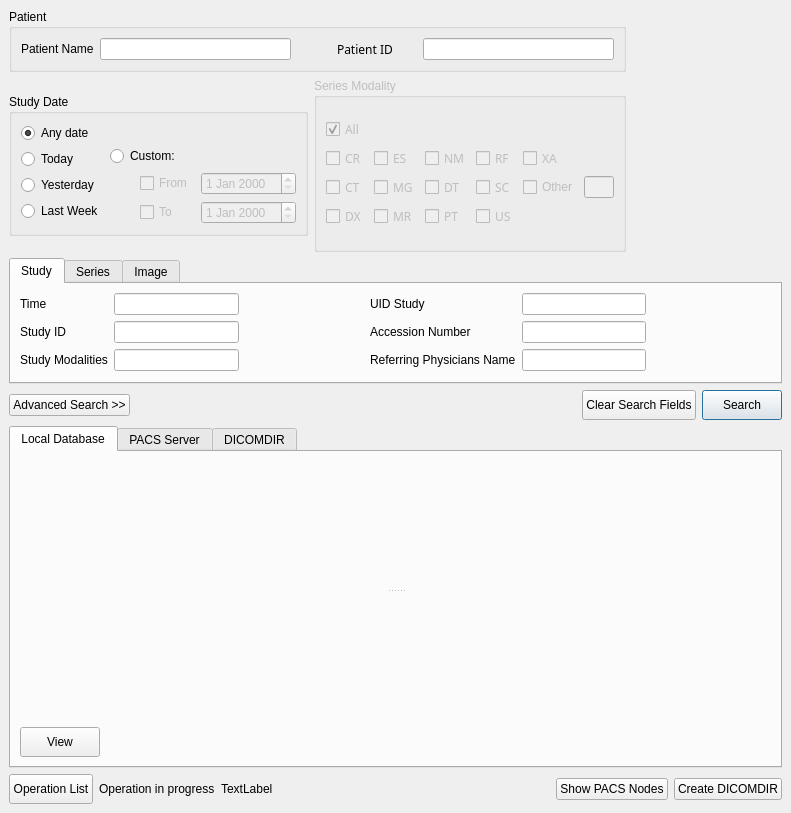
This is starviewer/src/inputoutput/queryscreenbase.ui in starviewer-medical/starviewer as Qt 5 draws it before an edit. The edited form follows.
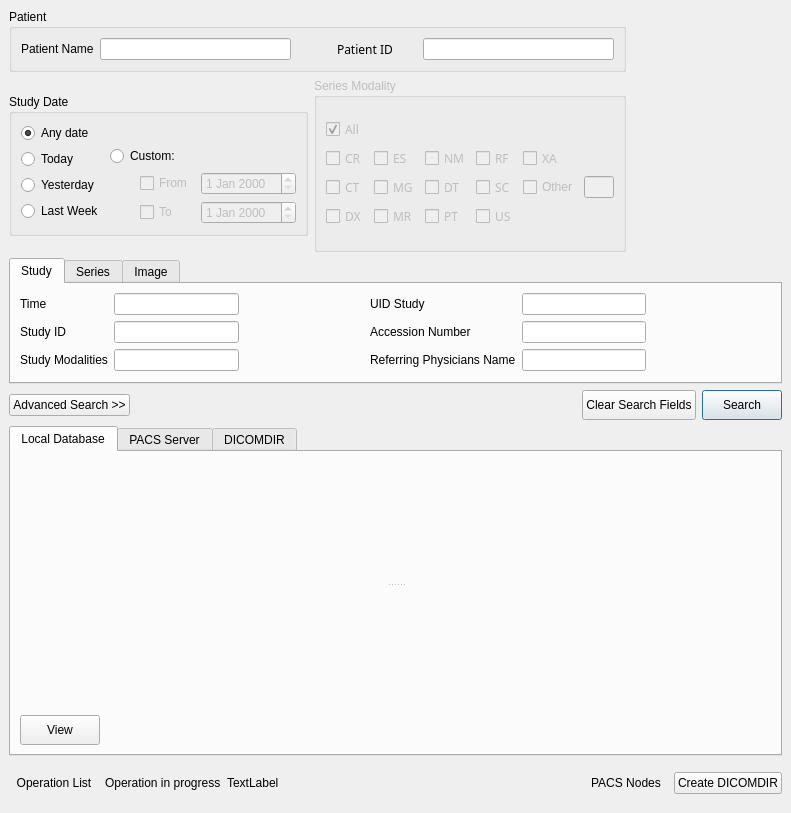
This is the edited form. Icons and pictures are not drawn. Custom widgets are drawn as their Qt base class.

Patch:
```diff
--- a/starviewer/src/inputoutput/queryscreenbase.ui
+++ b/starviewer/src/inputoutput/queryscreenbase.ui
@@ -1222,6 +1222,12 @@
      <property name="currentIndex" >
       <number>0</number>
      </property>
+     <property name="iconSize" >
+      <size>
+       <width>16</width>
+       <height>16</height>
+      </size>
+     </property>
      <widget class="QWidget" name="m_tabCache" >
       <attribute name="title" >
        <string>Local Database</string>
@@ -1527,26 +1533,24 @@
       <number>6</number>
      </property>
      <item>
-      <widget class="QPushButton" name="m_retrieveListButton" >
-       <property name="sizePolicy" >
-        <sizepolicy>
-         <hsizetype>1</hsizetype>
-         <vsizetype>3</vsizetype>
-         <horstretch>0</horstretch>
-         <verstretch>0</verstretch>
-        </sizepolicy>
-       </property>
-       <property name="maximumSize" >
-        <size>
-         <width>16777215</width>
-         <height>30</height>
-        </size>
-       </property>
+      <widget class="QToolButton" name="m_operationListToolButton" >
        <property name="text" >
         <string>Operation List</string>
        </property>
-       <property name="autoDefault" >
-        <bool>false</bool>
+       <property name="icon" >
+        <iconset resource="../main/main.qrc" >:/images/operationList.png</iconset>
+       </property>
+       <property name="iconSize" >
+        <size>
+         <width>32</width>
+         <height>32</height>
+        </size>
+       </property>
+       <property name="toolButtonStyle" >
+        <enum>Qt::ToolButtonTextBesideIcon</enum>
+       </property>
+       <property name="autoRaise" >
+        <bool>true</bool>
        </property>
       </widget>
      </item>
@@ -1581,22 +1585,34 @@
        </property>
        <property name="sizeHint" >
         <size>
-         <width>66</width>
-         <height>30</height>
+         <width>27</width>
+         <height>42</height>
         </size>
        </property>
       </spacer>
      </item>
      <item>
-      <widget class="QPushButton" name="m_showPacsListButton" >
+      <widget class="QToolButton" name="m_showPACSNodesToolButton" >
        <property name="text" >
-        <string>Show PACS Nodes</string>
+        <string>PACS Nodes</string>
+       </property>
+       <property name="icon" >
+        <iconset resource="../main/main.qrc" >:/images/pacsNodes.png</iconset>
+       </property>
+       <property name="iconSize" >
+        <size>
+         <width>32</width>
+         <height>32</height>
+        </size>
        </property>
        <property name="checkable" >
         <bool>true</bool>
        </property>
-       <property name="autoDefault" >
-        <bool>false</bool>
+       <property name="toolButtonStyle" >
+        <enum>Qt::ToolButtonTextBesideIcon</enum>
+       </property>
+       <property name="autoRaise" >
+        <bool>true</bool>
        </property>
       </widget>
      </item>
```
Left out of the diff: 26 changed lines with no effect on the pictures.
